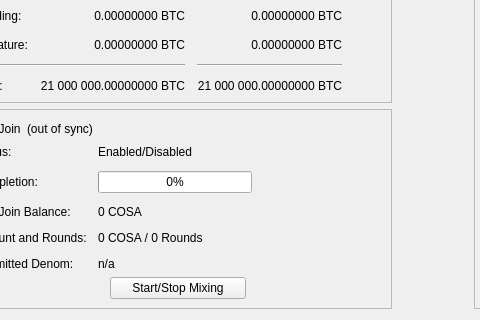
Before: the Qt Designer form src/qt/forms/overviewpage.ui in piratecash/piratecash, drawn with Qt 5; both pictures show x 123 to 603 and y 113 to 433 of the 960 by 433 pixel window.
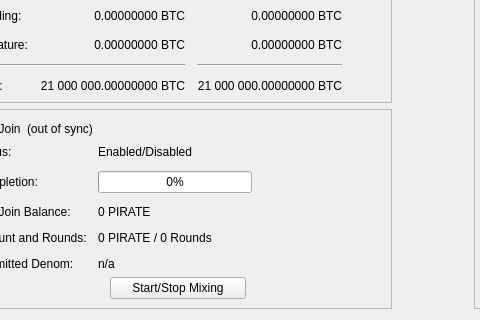
After: the same form once the commit is applied.

Commit message: port: import remaining PirateCash v19.1.2 state

The edit to the form file:
```diff
--- a/src/qt/forms/overviewpage.ui
+++ b/src/qt/forms/overviewpage.ui
@@ -455,7 +455,7 @@
             <item row="2" column="1">
              <widget class="QLabel" name="labelAnonymized">
               <property name="text">
-               <string notr="true">0 COSA</string>
+               <string notr="true">0 PIRATE</string>
               </property>
              </widget>
             </item>
@@ -469,7 +469,7 @@
             <item row="3" column="1">
              <widget class="QLabel" name="labelAmountRounds">
               <property name="text">
-               <string>0 COSA / 0 Rounds</string>
+               <string>0 PIRATE / 0 Rounds</string>
               </property>
              </widget>
             </item>
```
Left out of the diff: 6 changed lines with no effect on the pictures. The commit also changes 455 other files.
